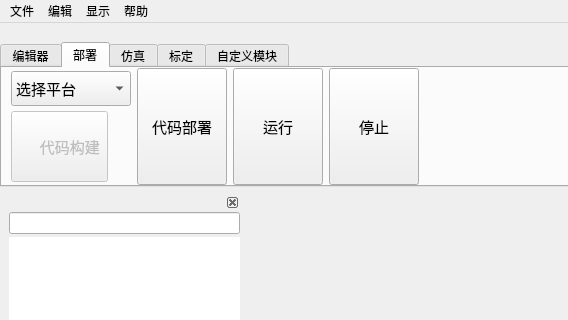
The window that dialogs/mainwindow.ui (L-Net-1992/ADAS_AD_Developer) describes before a commit, drawn with Qt 5; both pictures show x 0 to 568 and y 0 to 320 of the 1280 by 800 pixel window.
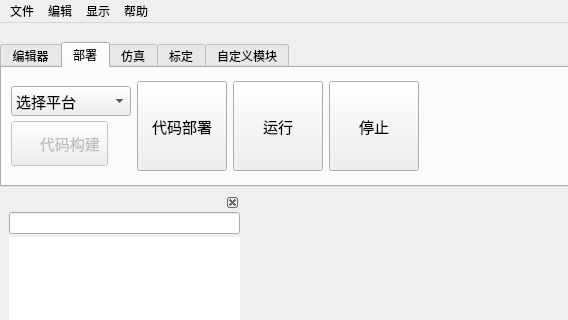
The same window after the commit. The open tabs and pages were chosen to show the change. Icons and pictures are not drawn. Custom widgets are drawn as their Qt base class.

Commit message: 修改布局bug

```diff
--- a/dialogs/mainwindow.ui
+++ b/dialogs/mainwindow.ui
@@ -891,6 +891,12 @@
          </property>
          <item>
           <widget class="QWidget" name="widget" native="true">
+           <property name="sizePolicy">
+            <sizepolicy hsizetype="Fixed" vsizetype="Fixed">
+             <horstretch>0</horstretch>
+             <verstretch>0</verstretch>
+            </sizepolicy>
+           </property>
            <property name="minimumSize">
             <size>
              <width>0</width>
@@ -899,19 +905,19 @@
            </property>
            <layout class="QVBoxLayout" name="verticalLayout_4">
             <property name="spacing">
-             <number>5</number>
+             <number>0</number>
             </property>
             <property name="leftMargin">
              <number>0</number>
             </property>
             <property name="topMargin">
-             <number>3</number>
+             <number>0</number>
             </property>
             <property name="rightMargin">
              <number>0</number>
             </property>
             <property name="bottomMargin">
-             <number>3</number>
+             <number>0</number>
             </property>
             <item>
              <widget class="QComboBox" name="cb_select_platform">
@@ -924,7 +930,7 @@
               <property name="minimumSize">
                <size>
                 <width>120</width>
-                <height>35</height>
+                <height>30</height>
                </size>
               </property>
               <property name="font">
@@ -965,11 +971,17 @@
                <bool>false</bool>
               </property>
               <property name="sizePolicy">
-               <sizepolicy hsizetype="Fixed" vsizetype="Preferred">
+               <sizepolicy hsizetype="Fixed" vsizetype="Fixed">
                 <horstretch>0</horstretch>
                 <verstretch>0</verstretch>
                </sizepolicy>
               </property>
+              <property name="minimumSize">
+               <size>
+                <width>0</width>
+                <height>45</height>
+               </size>
+              </property>
               <property name="font">
                <font>
                 <pointsize>11</pointsize>
@@ -1008,7 +1020,7 @@
          <item>
           <widget class="QToolButton" name="tb_script_deploy">
            <property name="sizePolicy">
-            <sizepolicy hsizetype="Fixed" vsizetype="Preferred">
+            <sizepolicy hsizetype="Fixed" vsizetype="Fixed">
              <horstretch>0</horstretch>
              <verstretch>0</verstretch>
             </sizepolicy>
@@ -1016,7 +1028,7 @@
            <property name="minimumSize">
             <size>
              <width>90</width>
-             <height>0</height>
+             <height>90</height>
             </size>
            </property>
            <property name="font">
@@ -1048,7 +1060,7 @@
          <item>
           <widget class="QToolButton" name="tb_run">
            <property name="sizePolicy">
-            <sizepolicy hsizetype="Fixed" vsizetype="Preferred">
+            <sizepolicy hsizetype="Fixed" vsizetype="Fixed">
              <horstretch>0</horstretch>
              <verstretch>0</verstretch>
             </sizepolicy>
@@ -1056,7 +1068,7 @@
            <property name="minimumSize">
             <size>
              <width>90</width>
-             <height>0</height>
+             <height>90</height>
             </size>
            </property>
            <property name="font">
@@ -1088,7 +1100,7 @@
          <item>
           <widget class="QToolButton" name="tb_stop">
            <property name="sizePolicy">
-            <sizepolicy hsizetype="Fixed" vsizetype="Preferred">
+            <sizepolicy hsizetype="Fixed" vsizetype="Fixed">
              <horstretch>0</horstretch>
              <verstretch>0</verstretch>
             </sizepolicy>
@@ -1096,7 +1108,7 @@
            <property name="minimumSize">
             <size>
              <width>90</width>
-             <height>0</height>
+             <height>90</height>
             </size>
            </property>
            <property name="font">
```
Left out of the diff: 24 changed lines with no effect on the pictures.
